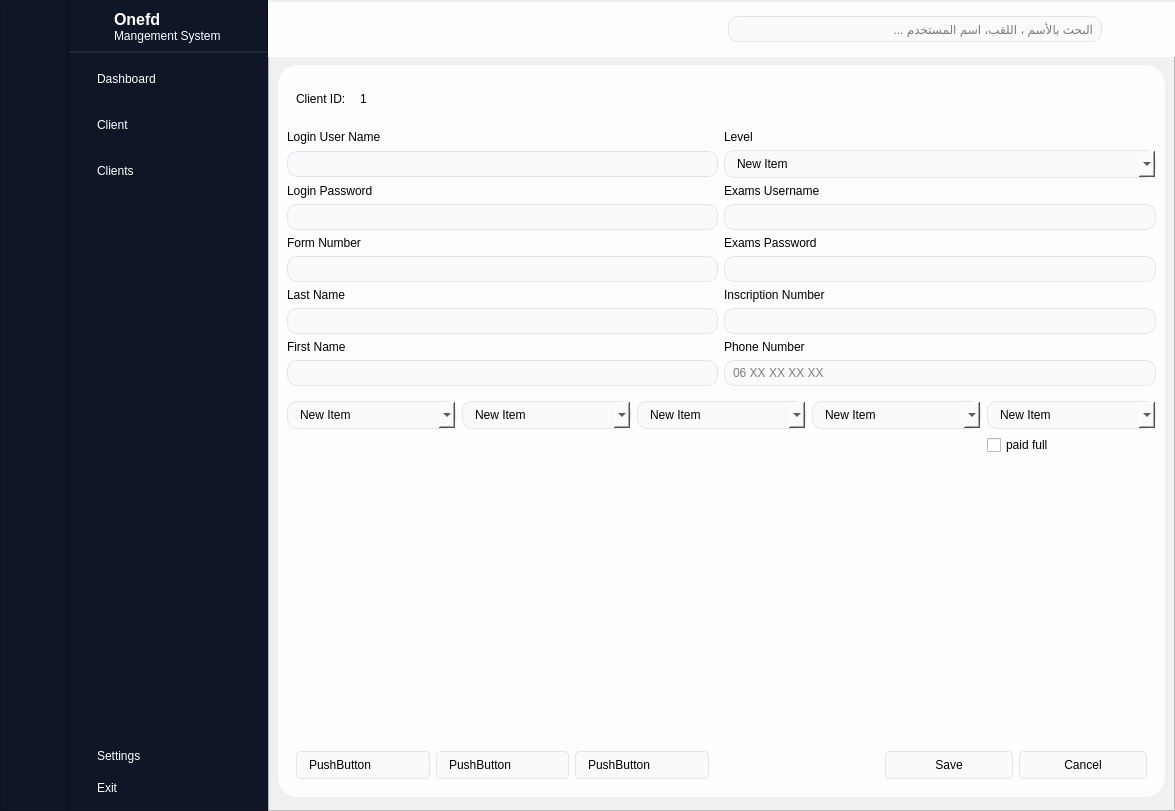
The window that modern_ui.ui (abdou-dz113/onefd_client_mangment_system) describes before a commit, drawn with Qt 5.
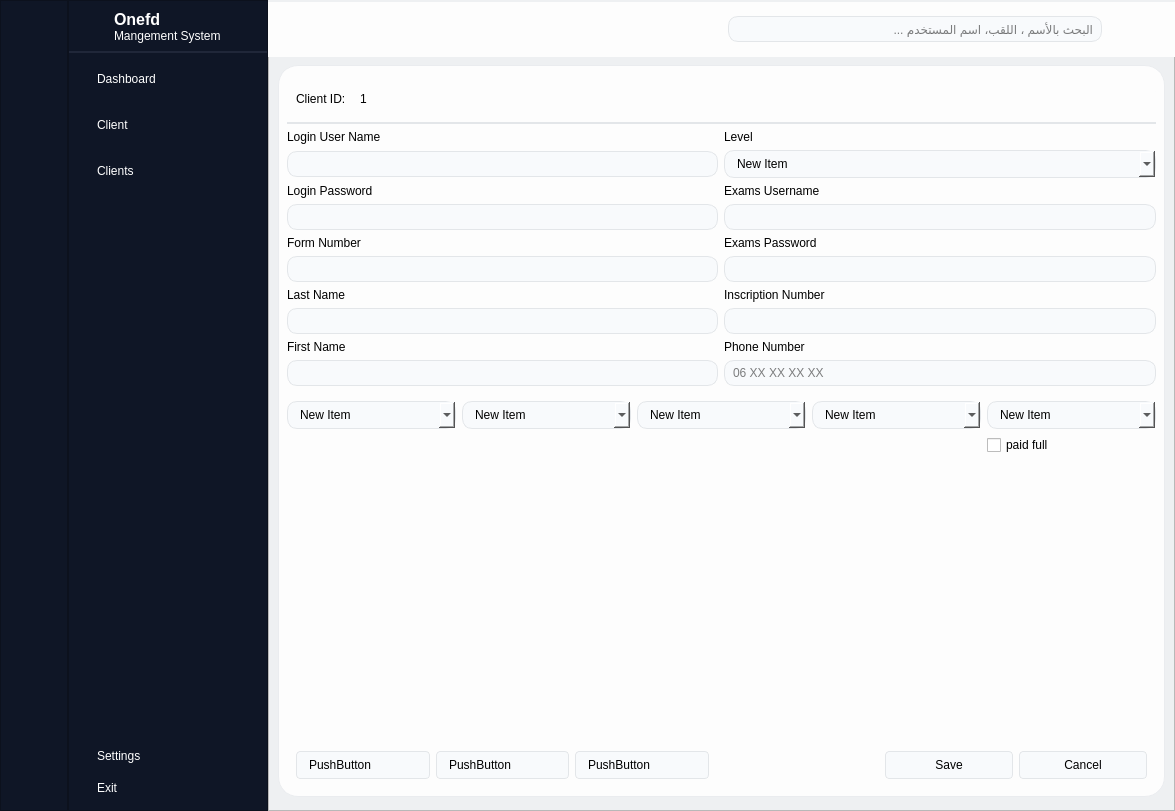
The same window after the commit. The open tabs and pages were chosen to show the change. Icons and pictures are not drawn.

Commit message: worked on ui and added a site scraper

```diff
--- a/modern_ui.ui
+++ b/modern_ui.ui
@@ -1163,7 +1163,9 @@
          </widget>
          <widget class="QWidget" name="new_client">
           <property name="styleSheet">
-           <string notr="true"/>
+           <string notr="true">QWidget#new_client{
+border: 1px solid #eaecef;
+}</string>
           </property>
           <layout class="QGridLayout" name="gridLayout_6" columnstretch="2,1,0,0,1,2">
            <item row="6" column="0" colspan="3">
@@ -1549,6 +1551,14 @@
                <height>50</height>
               </size>
              </property>
+             <property name="styleSheet">
+              <string notr="true">.QWidget{
+background-color: #fdfdfd;
+border-top-left-radius: 20px;
+border-top-right-radius: 20px;
+border-bottom: 2px solid #e3e6e9;
+}</string>
+             </property>
              <layout class="QHBoxLayout" name="horizontalLayout_5">
               <item>
                <widget class="QLabel" name="label_24">
```
Left out of the diff: 11 changed lines with no effect on the pictures. The commit also changes 5 other files.
